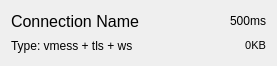
Old version of the form src/ui/widgets/ConnectionItemWidget.ui in the repository Qv2ray/Qv2ray.
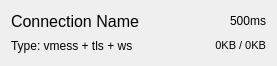
New version of the form.

What changed in the file:
```diff
--- a/src/ui/widgets/ConnectionItemWidget.ui
+++ b/src/ui/widgets/ConnectionItemWidget.ui
@@ -78,7 +78,7 @@
           </font>
          </property>
          <property name="text">
-          <string>0KB</string>
+          <string>0KB / 0KB</string>
          </property>
          <property name="alignment">
           <set>Qt::AlignRight|Qt::AlignTrailing|Qt::AlignVCenter</set>
```
